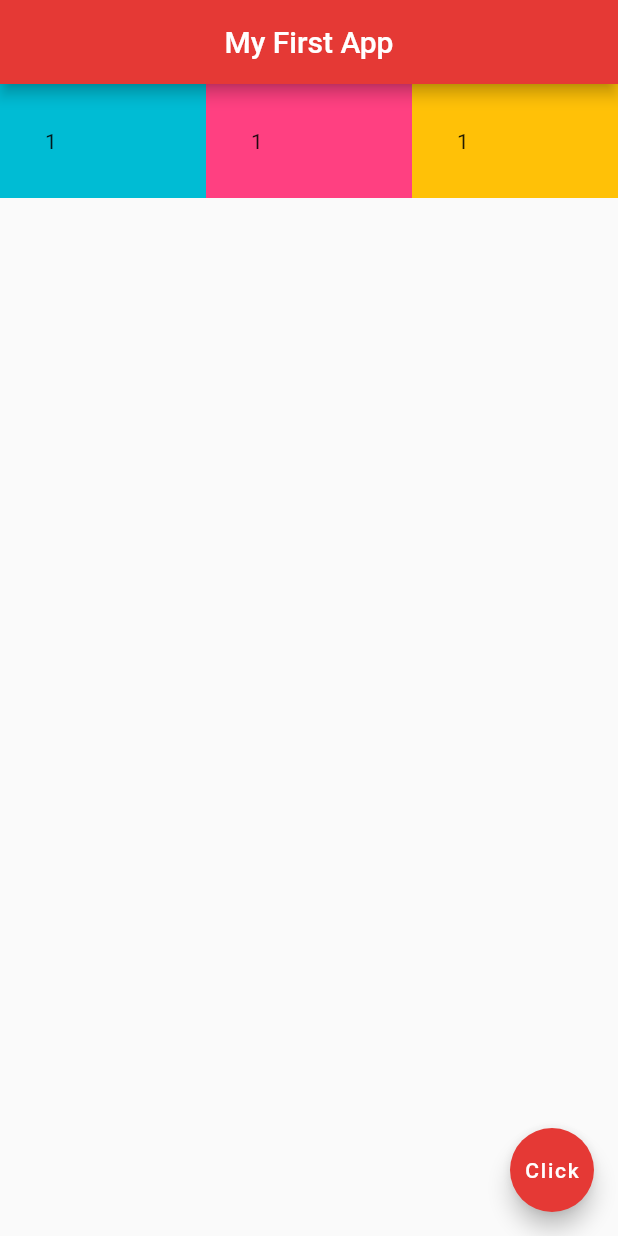
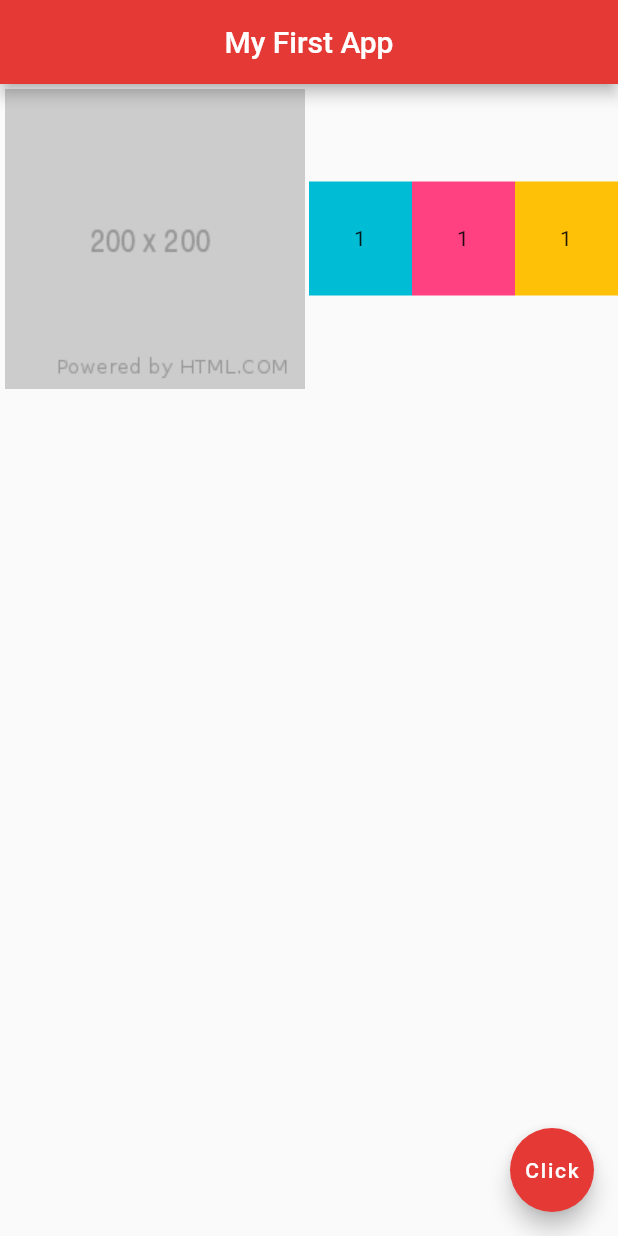
Before and after one commit to arifikhsan/flutter_myapp, a Flutter app: the screen it shows after launch, on a phone screen of 412 x 824 dp. Run offline on Flutter 3.47's test engine with Material 2 defaults, Android fonts, the phone set to English and light mode, and no system bars.

Commit message:
expanded

```diff
--- a/lib/main.dart
+++ b/lib/main.dart
@@ -18,6 +18,11 @@ class Home extends StatelessWidget {
       body: Row(
         children: <Widget>[
           Expanded(
+            flex: 3,
+            child: Image.asset('assets/200.png'),
+          ),
+          Expanded(
+            flex: 1,
             child: Container(
               padding: EdgeInsets.all(30.0),
               color: Colors.cyan,
@@ -25,6 +30,7 @@ class Home extends StatelessWidget {
             ),
           ),
           Expanded(
+            flex: 1,
             child: Container(
               padding: EdgeInsets.all(30.0),
               color: Colors.pinkAccent,
@@ -32,6 +38,7 @@ class Home extends StatelessWidget {
             ),
           ),
           Expanded(
+            flex: 1,
             child: Container(
               padding: EdgeInsets.all(30.0),
               color: Colors.amber,
```
